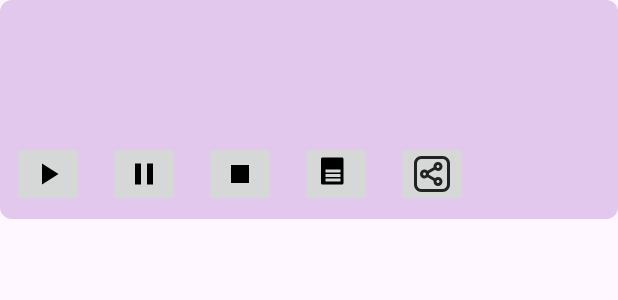
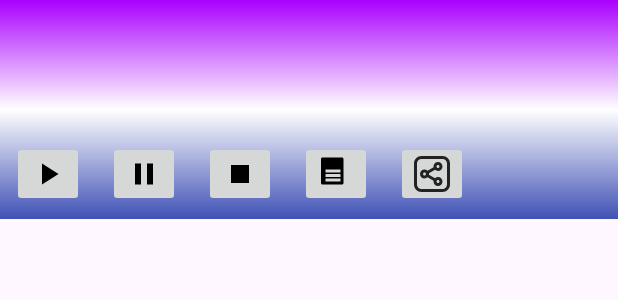
Before and after one commit to SananQeribov/QuranR-hb-r, an Android app: the layout item_ayah.xml on its own in the app's theme, with its tools: preview values and no code run, on a phone screen of 412 x 824 dp. Shown: the top 300 px of the screen. Run offline under Robolectric (Android 15) with nearby library versions, the phone set to English and light mode, and no system bars.

Commit message:
ayah toolbar design

```diff
--- /dev/null
+++ b/app/src/main/res/drawable/gradient.xml
@@ -0,0 +1,8 @@
+<?xml version="1.0" encoding="utf-8"?>
+<shape xmlns:android="http://schemas.android.com/apk/res/android">
+<gradient    android:angle="90"
+    android:startColor="#3F51B5"
+    android:centerColor="@color/white"
+    android:endColor="#AA00FF"
+    android:type="linear"/>
+</shape>
--- a/app/src/main/res/layout/item_ayah.xml
+++ b/app/src/main/res/layout/item_ayah.xml
@@ -6,7 +6,7 @@
     android:orientation="vertical"
     android:padding="8dp"
     android:layout_marginBottom="10dp"
-    android:background="@drawable/cardview_background">
+    android:background="@drawable/gradient">
 
     <TextView
         android:id="@+id/ayahNumberTextView"
--- a/app/src/main/res/layout/item_surah.xml
+++ b/app/src/main/res/layout/item_surah.xml
@@ -3,6 +3,7 @@
     android:layout_width="match_parent"
     android:layout_height="match_parent"
     android:orientation="vertical"
+    android:background="#8F5630FE"
     android:padding="16dp">
 
     <TextView
--- a/data/src/main/java/com/legalist/mylibrary/managers/model/QuranResponse.kt
+++ b/data/src/main/java/com/legalist/mylibrary/managers/model/QuranResponse.kt
@@ -6,6 +6,7 @@ data class QuranResponse(
     @SerializedName("code") val code: Int,
     @SerializedName("status") val status: String,
     @SerializedName("data") val data: QuranData
+
 )
 //https://api.alquran.cloud/v1/quran/ar.alafasy
 
```
